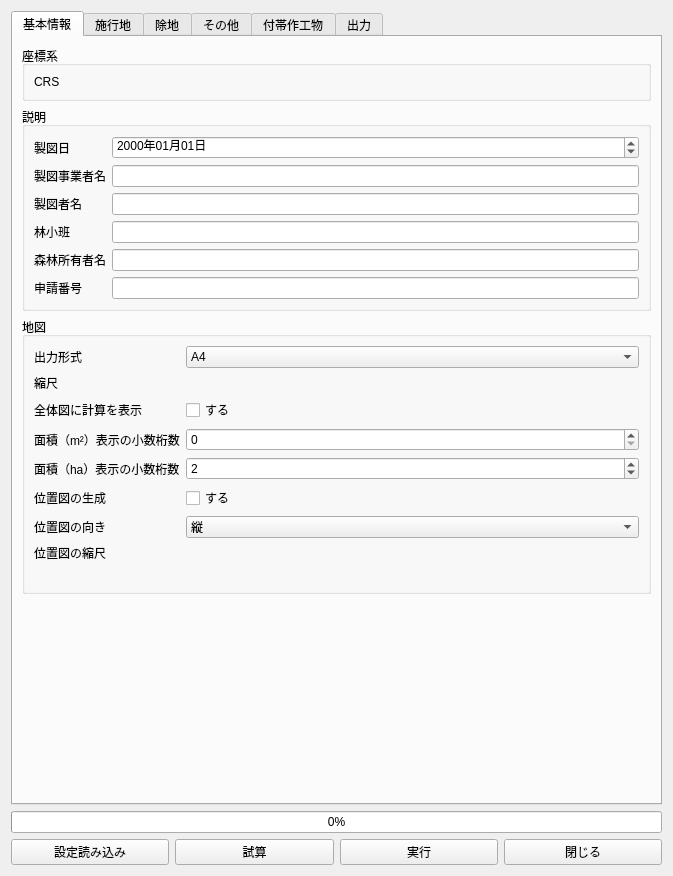
The window that uav.ui (CleanDiesel/RingyoZumenMaker) describes before a commit, drawn with Qt 5.
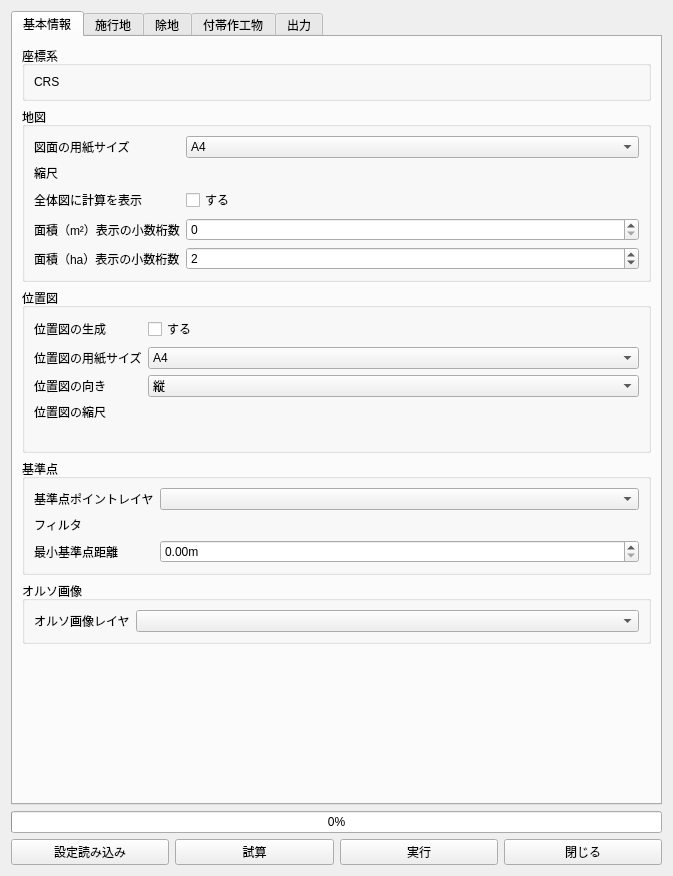
The same window after the commit. The open tabs and pages were chosen to show the change. Custom widgets are drawn as their Qt base class.

The edit to the form file:
```diff
--- a/uav.ui
+++ b/uav.ui
@@ -65,87 +65,6 @@
          </layout>
         </widget>
        </item>
-       <item>
-        <widget class="QGroupBox" name="groupBox_5">
-         <property name="title">
-          <string>説明</string>
-         </property>
-         <layout class="QFormLayout" name="formLayout">
-          <item row="0" column="0">
-           <widget class="QLabel" name="label_12">
-            <property name="text">
-             <string>製図日</string>
-            </property>
-           </widget>
-          </item>
-          <item row="0" column="1">
-           <widget class="QDateEdit" name="seizubi">
-            <property name="displayFormat">
-             <string>yyyy年MM月dd日</string>
-            </property>
-           </widget>
-          </item>
-          <item row="1" column="0">
-           <widget class="QLabel" name="label_18">
-            <property name="text">
-             <string>製図事業者名</string>
-            </property>
-           </widget>
-          </item>
-          <item row="1" column="1">
-           <widget class="QLineEdit" name="seizujigyosha">
-            <property name="placeholderText">
-             <string/>
-            </property>
-           </widget>
-          </item>
-          <item row="2" column="0">
-           <widget class="QLabel" name="label_22">
-            <property name="text">
-             <string>製図者名</string>
-            </property>
-           </widget>
-          </item>
-          <item row="2" column="1">
-           <widget class="QLineEdit" name="seizusha">
-            <property name="placeholderText">
-             <string/>
-            </property>
-           </widget>
-          </item>
-          <item row="3" column="0">
-           <widget class="QLabel" name="label_3">
-            <property name="text">
-             <string>林小班</string>
-            </property>
-           </widget>
-          </item>
-          <item row="3" column="1">
-           <widget class="QLineEdit" name="rinshohan"/>
-          </item>
-          <item row="4" column="0">
-           <widget class="QLabel" name="label_4">
-            <property name="text">
-             <string>森林所有者名</string>
-            </property>
-           </widget>
-          </item>
-          <item row="4" column="1">
-           <widget class="QLineEdit" name="sanrinshoyusha"/>
-          </item>
-          <item row="5" column="0">
-           <widget class="QLabel" name="label">
-            <property name="text">
-             <string>申請番号</string>
-            </property>
-           </widget>
-          </item>
-          <item row="5" column="1">
-           <widget class="QLineEdit" name="shinseibango"/>
-          </item>
-         </layout>
-        </widget>
-       </item>
        <item>
         <widget class="QGroupBox" name="groupBox_6">
          <property name="title">
@@ -155,7 +74,7 @@
           <item row="0" column="0">
            <widget class="QLabel" name="label_34">
             <property name="text">
-             <string>出力形式</string>
+             <string>図面の用紙サイズ</string>
             </property>
            </widget>
           </item>
@@ -241,28 +160,61 @@
             </property>
            </widget>
           </item>
-          <item row="7" column="0">
+         </layout>
+        </widget>
+       </item>
+       <item>
+        <widget class="QGroupBox" name="locationGroupBox">
+         <property name="title">
+          <string>位置図</string>
+         </property>
+         <layout class="QFormLayout" name="locationFormLayout">
+          <item row="0" column="0">
            <widget class="QLabel" name="label_9">
             <property name="text">
              <string>位置図の生成</string>
             </property>
            </widget>
           </item>
-          <item row="7" column="1">
+          <item row="0" column="1">
            <widget class="QCheckBox" name="isIchizu">
             <property name="text">
              <string>する</string>
             </property>
            </widget>
           </item>
-          <item row="8" column="0">
+          <item row="1" column="0">
+           <widget class="QLabel" name="label_locationPaper">
+            <property name="text">
+             <string>位置図の用紙サイズ</string>
+            </property>
+           </widget>
+          </item>
+          <item row="1" column="1">
+           <widget class="QComboBox" name="locationPaper">
+            <property name="toolTip">
+             <string>申請区域図・付帯作工物図とは別に、位置図の用紙サイズを指定します。</string>
+            </property>
+            <item>
+             <property name="text">
+              <string>A4</string>
+             </property>
+            </item>
+            <item>
+             <property name="text">
+              <string>A3</string>
+             </property>
+            </item>
+           </widget>
+          </item>
+          <item row="2" column="0">
            <widget class="QLabel" name="label_14">
             <property name="text">
              <string>位置図の向き</string>
             </property>
            </widget>
           </item>
-          <item row="8" column="1">
+          <item row="2" column="1">
            <widget class="QComboBox" name="ichizuDirection">
             <item>
              <property name="text">
@@ -276,21 +228,21 @@
             </item>
            </widget>
           </item>
-          <item row="9" column="0">
+          <item row="3" column="0">
            <widget class="QLabel" name="label_locationScale">
             <property name="text">
              <string>位置図の縮尺</string>
             </property>
            </widget>
           </item>
-          <item row="9" column="1">
+          <item row="3" column="1">
            <widget class="QgsScaleWidget" name="locationScale">
             <property name="toolTip">
              <string>位置図PDFの縮尺を指定します（例：1:5000）</string>
             </property>
            </widget>
           </item>
-          <item row="11" column="0">
+          <item row="4" column="0">
            <widget class="QLabel" name="qgisLabel">
             <property name="text">
              <string/>
@@ -300,6 +252,72 @@
          </layout>
         </widget>
        </item>
+       <item>
+        <widget class="QGroupBox" name="referenceGroupBox">
+         <property name="title">
+          <string>基準点</string>
+         </property>
+         <layout class="QFormLayout" name="referenceGroupBoxLayout">
+          <item row="0" column="0">
+           <widget class="QLabel" name="label_35">
+            <property name="text">
+             <string>基準点ポイントレイヤ</string>
+            </property>
+           </widget>
+          </item>
+          <item row="0" column="1">
+           <widget class="QgsMapLayerComboBox" name="kijunten"/>
+          </item>
+          <item row="1" column="0">
+           <widget class="QLabel" name="label_36">
+            <property name="text">
+             <string>フィルタ</string>
+            </property>
+           </widget>
+          </item>
+          <item row="1" column="1">
+           <widget class="QgsFieldExpressionWidget" name="kijuntenExp"/>
+          </item>
+          <item row="2" column="0">
+           <widget class="QLabel" name="label_28">
+            <property name="text">
+             <string>最小基準点距離</string>
+            </property>
+           </widget>
+          </item>
+          <item row="2" column="1">
+           <layout class="QHBoxLayout" name="horizontalLayout_10">
+            <item>
+             <widget class="QDoubleSpinBox" name="minKijuntenkan">
+              <property name="suffix">
+               <string>m</string>
+              </property>
+             </widget>
+            </item>
+           </layout>
+          </item>
+         </layout>
+        </widget>
+       </item>
+       <item>
+        <widget class="QGroupBox" name="orthoGroupBox">
+         <property name="title">
+          <string>オルソ画像</string>
+         </property>
+         <layout class="QFormLayout" name="orthoGroupBoxLayout">
+          <item row="0" column="0">
+           <widget class="QLabel" name="label_44">
+            <property name="text">
+             <string>オルソ画像レイヤ</string>
+            </property>
+           </widget>
+          </item>
+          <item row="0" column="1">
+           <widget class="QgsMapLayerComboBox" name="olso"/>
+          </item>
+         </layout>
+        </widget>
+       </item>
        <item>
         <spacer name="verticalSpacer">
          <property name="orientation">
@@ -581,7 +599,35 @@
               </item>
              </layout>
             </item>
-            <item row="1" column="1">
+            <item row="7" column="0">
+             <widget class="QLabel" name="seizujigyoshaLabel">
+              <property name="text">
+               <string>製図事業者名</string>
+              </property>
+             </widget>
+            </item>
+            <item row="7" column="1">
+             <layout class="QHBoxLayout" name="seizujigyoshaInputLayout">
+              <item>
+               <widget class="QLineEdit" name="seizujigyosha">
+                <property name="placeholderText">
+                 <string/>
+                </property>
+               </widget>
+              </item>
+              <item>
+               <widget class="QgsPropertyOverrideButton" name="seizujigyoshaOverride"/>
+              </item>
+             </layout>
+            </item>
+            <item row="8" column="0">
+             <widget class="QLabel" name="label_23">
+              <property name="text">
+               <string>製図者名</string>
+              </property>
+             </widget>
+            </item>
+            <item row="8" column="1">
              <layout class="QHBoxLayout" name="horizontalLayout_8">
               <item>
                <widget class="QLineEdit" name="seizusha2"/>
@@ -601,6 +647,23 @@
               </item>
              </layout>
             </item>
+            <item row="10" column="0">
+             <widget class="QLabel" name="shinseibangoLabel">
+              <property name="text">
+               <string>申請番号</string>
+              </property>
+             </widget>
+            </item>
+            <item row="10" column="1">
+             <layout class="QHBoxLayout" name="shinseibangoInputLayout">
+              <item>
+               <widget class="QLineEdit" name="shinseibango"/>
+              </item>
+              <item>
+               <widget class="QgsPropertyOverrideButton" name="shinseibangoOverride"/>
+              </item>
+             </layout>
+            </item>
            </layout>
           </widget>
          </item>
@@ -750,75 +813,6 @@
        </item>
       </layout>
      </widget>
-     <widget class="QWidget" name="tab_6">
-      <attribute name="title">
-       <string>その他</string>
-      </attribute>
-      <layout class="QVBoxLayout" name="verticalLayout_5">
-       <item>
-        <layout class="QFormLayout" name="formLayout_9">
-         <item row="0" column="0">
-          <widget class="QLabel" name="label_35">
-           <property name="text">
-            <string>基準点ポイントレイヤ</string>
-           </property>
-          </widget>
-         </item>
-         <item row="0" column="1">
-          <widget class="QgsMapLayerComboBox" name="kijunten"/>
-         </item>
-         <item row="1" column="0">
-          <widget class="QLabel" name="label_36">
-           <property name="text">
-            <string>フィルタ</string>
-           </property>
-          </widget>
-         </item>
-         <item row="1" column="1">
-          <widget class="QgsFieldExpressionWidget" name="kijuntenExp"/>
-         </item>
-         <item row="3" column="0" colspan="2">
-          <widget class="Line" name="line_4">
-           <property name="orientation">
-            <enum>Qt::Orientation::Horizontal</enum>
-           </property>
-          </widget>
-         </item>
-         <item row="4" column="0">
-          <widget class="QLabel" name="label_44">
-           <property name="text">
-            <string>オルソ画像レイヤ</string>
-           </property>
-          </widget>
-         </item>
-         <item row="4" column="1">
-          <widget class="QgsMapLayerComboBox" name="olso"/>
-         </item>
-         <item row="2" column="0">
-          <widget class="QLabel" name="label_28">
-           <property name="text">
-            <string>最小基準点距離</string>
-           </property>
-          </widget>
-         </item>
-         <item row="2" column="1">
-          <layout class="QHBoxLayout" name="horizontalLayout_10">
-           <item>
-            <widget class="QDoubleSpinBox" name="minKijuntenkan">
-             <property name="suffix">
-              <string>m</string>
-             </property>
-            </widget>
-           </item>
-           <item>
-            <widget class="QgsPropertyOverrideButton" name="minKijuntenkanOverride"/>
-           </item>
-          </layout>
-         </item>
-        </layout>
-       </item>
-      </layout>
-     </widget>
      <widget class="QWidget" name="tab_4">
       <attribute name="title">
        <string>付帯作工物</string>
```
Left out of the diff: 222 changed lines with no effect on the pictures. Lines whose indentation alone changed are shown as unchanged.
